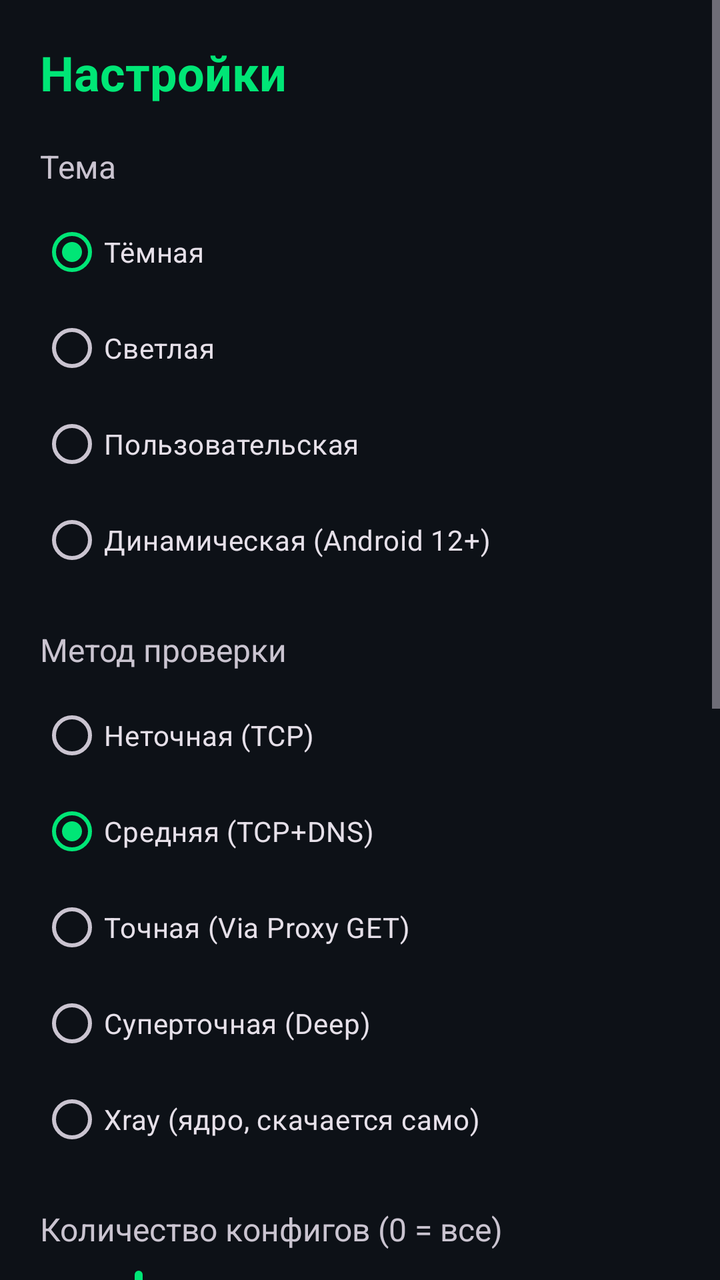
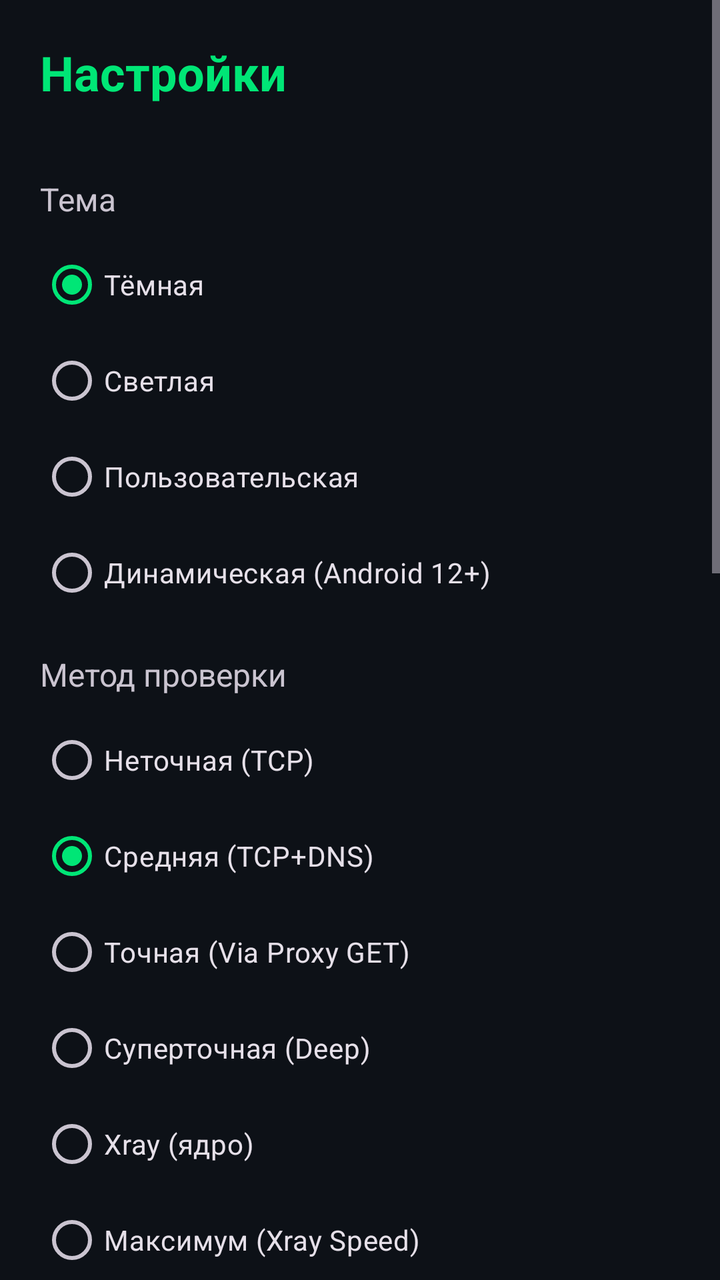

Screens rendered from an Android XML layout before and after an edit, with the pre-edit source and the edit as a unified diff.
<!-- AndroidManifest.xml: application theme Theme.LetoVPN -->
<!-- res/layout/activity_settings.xml -->
<?xml version="1.0" encoding="utf-8"?>
<ScrollView xmlns:android="http://schemas.android.com/apk/res/android"
    xmlns:app="http://schemas.android.com/apk/res-auto"
    android:layout_width="match_parent"
    android:layout_height="match_parent"
    android:fillViewport="true">

    <LinearLayout
        android:layout_width="match_parent"
        android:layout_height="wrap_content"
        android:orientation="vertical"
        android:padding="20dp">

        <TextView
            android:layout_width="match_parent"
            android:layout_height="wrap_content"
            android:text="Настройки"
            android:textSize="24sp"
            android:textStyle="bold"
            android:textColor="?attr/colorPrimary"
            android:layout_marginBottom="20dp" />

        <TextView android:layout_width="match_parent" android:layout_height="wrap_content"
            android:text="Тема" android:textSize="16sp" android:layout_marginBottom="8dp" />

        <RadioGroup android:id="@+id/themeGroup" android:layout_width="match_parent"
            android:layout_height="wrap_content" android:orientation="vertical"
            android:layout_marginBottom="20dp">
            <com.google.android.material.radiobutton.MaterialRadioButton
                android:id="@+id/themeDark" android:layout_width="match_parent"
                android:layout_height="wrap_content" android:text="Тёмная" android:checked="true" />
            <com.google.android.material.radiobutton.MaterialRadioButton
                android:id="@+id/themeLight" android:layout_width="match_parent"
                android:layout_height="wrap_content" android:text="Светлая" />
            <com.google.android.material.radiobutton.MaterialRadioButton
                android:id="@+id/themeCustom" android:layout_width="match_parent"
                android:layout_height="wrap_content" android:text="Пользовательская" />
            <com.google.android.material.radiobutton.MaterialRadioButton
                android:id="@+id/themeDynamic" android:layout_width="match_parent"
                android:layout_height="wrap_content" android:text="Динамическая (Android 12+)" />
        </RadioGroup>

        <TextView android:layout_width="match_parent" android:layout_height="wrap_content"
            android:text="Метод проверки" android:textSize="16sp" android:layout_marginBottom="8dp" />

        <RadioGroup android:id="@+id/methodGroup" android:layout_width="match_parent"
            android:layout_height="wrap_content" android:orientation="vertical"
            android:layout_marginBottom="20dp">
            <com.google.android.material.radiobutton.MaterialRadioButton
                android:id="@+id/methodTcp" android:layout_width="match_parent"
                android:layout_height="wrap_content" android:text="Неточная (TCP)" />
            <com.google.android.material.radiobutton.MaterialRadioButton
                android:id="@+id/methodTcpDns" android:layout_width="match_parent"
                android:layout_height="wrap_content" android:text="Средняя (TCP+DNS)" android:checked="true" />
            <com.google.android.material.radiobutton.MaterialRadioButton
                android:id="@+id/methodProxyGet" android:layout_width="match_parent"
                android:layout_height="wrap_content" android:text="Точная (Via Proxy GET)" />
            <com.google.android.material.radiobutton.MaterialRadioButton
                android:id="@+id/methodDeep" android:layout_width="match_parent"
                android:layout_height="wrap_content" android:text="Суперточная (Deep)" />
            <com.google.android.material.radiobutton.MaterialRadioButton
                android:id="@+id/methodXray" android:layout_width="match_parent"
                android:layout_height="wrap_content" android:text="Xray (ядро, скачается само)" />
        </RadioGroup>

        <TextView android:layout_width="match_parent" android:layout_height="wrap_content"
            android:text="Количество конфигов (0 = все)" android:textSize="16sp" android:layout_marginBottom="8dp" />

        <com.google.android.material.slider.Slider
            android:id="@+id/countSlider" android:layout_width="match_parent"
            android:layout_height="wrap_content" android:valueFrom="0" android:valueTo="500"
            android:value="50" android:stepSize="10"
            app:thumbColor="?attr/colorPrimary" app:trackColorActive="?attr/colorPrimary"
            android:layout_marginBottom="4dp" />

        <TextView android:id="@+id/countValue" android:layout_width="match_parent"
            android:layout_height="wrap_content" android:text="50" android:textSize="14sp"
            android:alpha="0.7" android:layout_marginBottom="20dp" />

        <TextView android:layout_width="match_parent" android:layout_height="wrap_content"
            android:text="Многопоточность (потоки)" android:textSize="16sp" android:layout_marginBottom="8dp" />

        <com.google.android.material.slider.Slider
            android:id="@+id/threadsSlider" android:layout_width="match_parent"
            android:layout_height="wrap_content" android:valueFrom="4" android:valueTo="100"
            android:value="12" android:stepSize="2"
            app:thumbColor="?attr/colorPrimary" app:trackColorActive="?attr/colorPrimary"
            android:layout_marginBottom="4dp" />

        <TextView android:id="@+id/threadsValue" android:layout_width="match_parent"
            android:layout_height="wrap_content" android:text="12" android:textSize="14sp"
            android:alpha="0.7" android:layout_marginBottom="20dp" />

        <TextView android:layout_width="match_parent" android:layout_height="wrap_content"
            android:text="Свои источники" android:textSize="16sp" android:layout_marginBottom="8dp" />

        <com.google.android.material.textfield.TextInputLayout
            android:layout_width="match_parent" android:layout_height="wrap_content"
            android:hint="URL источника"
            style="@style/Widget.Material3.TextInputLayout.OutlinedBox"
            android:layout_marginBottom="8dp">
            <com.google.android.material.textfield.TextInputEditText
                android:id="@+id/sourceInput" android:layout_width="match_parent"
                android:layout_height="wrap_content" android:inputType="textUri" android:maxLines="2" />
        </com.google.android.material.textfield.TextInputLayout>

        <com.google.android.material.button.MaterialButton
            android:id="@+id/btnAddSource"
            style="@style/Widget.Material3.Button.TonalButton"
            android:layout_width="match_parent" android:layout_height="48dp"
            android:text="Добавить источник" app:cornerRadius="12dp"
            android:layout_marginBottom="8dp" />

        <LinearLayout android:id="@+id/sourcesList" android:layout_width="match_parent"
            android:layout_height="wrap_content" android:orientation="vertical"
            android:layout_marginBottom="20dp" />

        <com.google.android.material.button.MaterialButton
            android:id="@+id/btnTelegram"
            style="@style/Widget.Material3.Button.OutlinedButton"
            android:layout_width="match_parent" android:layout_height="52dp"
            android:text="Telegram: @letovpn_free"
            app:strokeColor="?attr/colorPrimary" android:textColor="?attr/colorPrimary"
            app:cornerRadius="12dp" android:layout_marginBottom="12dp" />

        <com.google.android.material.button.MaterialButton
            android:id="@+id/btnSaveSettings"
            android:layout_width="match_parent" android:layout_height="52dp"
            android:text="Сохранить"
            app:backgroundTint="?attr/colorPrimary" android:textColor="@android:color/black"
            app:cornerRadius="12dp" />

    </LinearLayout>
</ScrollView>
<!-- resources referenced by this layout -->
<resources>
  <style name="Theme.LetoVPN" parent="Theme.Material3.Dark.NoActionBar">
          <item name="colorPrimary">#00E676</item>
          <item name="colorPrimaryContainer">#003D1A</item>
          <item name="colorSecondary">#69F0AE</item>
          <item name="colorSurface">#0D1117</item>
          <item name="colorOnSurface">#E6EDF3</item>
          <item name="android:statusBarColor">#0D1117</item>
          <item name="android:navigationBarColor">#0D1117</item>
          <item name="android:windowBackground">#0D1117</item>
          <item name="android:windowActivityTransitions">true</item>
          <item name="android:windowEnterTransition">@android:transition/fade</item>
          <item name="android:windowExitTransition">@android:transition/fade</item>
      </style>
</resources>

<!-- the commit's change to res/layout/activity_settings.xml (unified diff, before → after) -->
@@ -11,33 +11,30 @@
         android:orientation="vertical"
         android:padding="20dp">
 
-        <TextView
-            android:layout_width="match_parent"
-            android:layout_height="wrap_content"
-            android:text="Настройки"
-            android:textSize="24sp"
-            android:textStyle="bold"
-            android:textColor="?attr/colorPrimary"
-            android:layout_marginBottom="20dp" />
+        <TextView android:layout_width="match_parent" android:layout_height="wrap_content"
+            android:text="Настройки" android:textSize="24sp" android:textStyle="bold"
+            android:textColor="?attr/colorPrimary" android:layout_marginBottom="4dp" />
+
+        <TextView android:id="@+id/versionText" android:layout_width="match_parent"
+            android:layout_height="wrap_content" android:textSize="12sp" android:alpha="0.5"
+            android:layout_marginBottom="16dp" />
 
         <TextView android:layout_width="match_parent" android:layout_height="wrap_content"
             android:text="Тема" android:textSize="16sp" android:layout_marginBottom="8dp" />
 
         <RadioGroup android:id="@+id/themeGroup" android:layout_width="match_parent"
             android:layout_height="wrap_content" android:orientation="vertical"
-            android:layout_marginBottom="20dp">
-            <com.google.android.material.radiobutton.MaterialRadioButton
-                android:id="@+id/themeDark" android:layout_width="match_parent"
-                android:layout_height="wrap_content" android:text="Тёмная" android:checked="true" />
-            <com.google.android.material.radiobutton.MaterialRadioButton
-                android:id="@+id/themeLight" android:layout_width="match_parent"
-                android:layout_height="wrap_content" android:text="Светлая" />
-            <com.google.android.material.radiobutton.MaterialRadioButton
-                android:id="@+id/themeCustom" android:layout_width="match_parent"
-                android:layout_height="wrap_content" android:text="Пользовательская" />
-            <com.google.android.material.radiobutton.MaterialRadioButton
-                android:id="@+id/themeDynamic" android:layout_width="match_parent"
-                android:layout_height="wrap_content" android:text="Динамическая (Android 12+)" />
+            android:layout_marginBottom="16dp">
+            <com.google.android.material.radiobutton.MaterialRadioButton android:id="@+id/themeDark"
+                android:layout_width="match_parent" android:layout_height="wrap_content"
+                android:text="Тёмная" android:checked="true" />
+            <com.google.android.material.radiobutton.MaterialRadioButton android:id="@+id/themeLight"
+                android:layout_width="match_parent" android:layout_height="wrap_content" android:text="Светлая" />
+            <com.google.android.material.radiobutton.MaterialRadioButton android:id="@+id/themeCustom"
+                android:layout_width="match_parent" android:layout_height="wrap_content" android:text="Пользовательская" />
+            <com.google.android.material.radiobutton.MaterialRadioButton android:id="@+id/themeDynamic"
+                android:layout_width="match_parent" android:layout_height="wrap_content"
+                android:text="Динамическая (Android 12+)" />
         </RadioGroup>
 
         <TextView android:layout_width="match_parent" android:layout_height="wrap_content"
@@ -45,58 +42,71 @@
 
         <RadioGroup android:id="@+id/methodGroup" android:layout_width="match_parent"
             android:layout_height="wrap_content" android:orientation="vertical"
-            android:layout_marginBottom="20dp">
-            <com.google.android.material.radiobutton.MaterialRadioButton
-                android:id="@+id/methodTcp" android:layout_width="match_parent"
-                android:layout_height="wrap_content" android:text="Неточная (TCP)" />
-            <com.google.android.material.radiobutton.MaterialRadioButton
-                android:id="@+id/methodTcpDns" android:layout_width="match_parent"
-                android:layout_height="wrap_content" android:text="Средняя (TCP+DNS)" android:checked="true" />
-            <com.google.android.material.radiobutton.MaterialRadioButton
-                android:id="@+id/methodProxyGet" android:layout_width="match_parent"
-                android:layout_height="wrap_content" android:text="Точная (Via Proxy GET)" />
-            <com.google.android.material.radiobutton.MaterialRadioButton
-                android:id="@+id/methodDeep" android:layout_width="match_parent"
-                android:layout_height="wrap_content" android:text="Суперточная (Deep)" />
-            <com.google.android.material.radiobutton.MaterialRadioButton
-                android:id="@+id/methodXray" android:layout_width="match_parent"
-                android:layout_height="wrap_content" android:text="Xray (ядро, скачается само)" />
+            android:layout_marginBottom="16dp">
+            <com.google.android.material.radiobutton.MaterialRadioButton android:id="@+id/methodTcp"
+                android:layout_width="match_parent" android:layout_height="wrap_content" android:text="Неточная (TCP)" />
+            <com.google.android.material.radiobutton.MaterialRadioButton android:id="@+id/methodTcpDns"
+                android:layout_width="match_parent" android:layout_height="wrap_content"
+                android:text="Средняя (TCP+DNS)" android:checked="true" />
+            <com.google.android.material.radiobutton.MaterialRadioButton android:id="@+id/methodProxyGet"
+                android:layout_width="match_parent" android:layout_height="wrap_content"
+                android:text="Точная (Via Proxy GET)" />
+            <com.google.android.material.radiobutton.MaterialRadioButton android:id="@+id/methodDeep"
+                android:layout_width="match_parent" android:layout_height="wrap_content"
+                android:text="Суперточная (Deep)" />
+            <com.google.android.material.radiobutton.MaterialRadioButton android:id="@+id/methodXray"
+                android:layout_width="match_parent" android:layout_height="wrap_content"
+                android:text="Xray (ядро)" />
+            <com.google.android.material.radiobutton.MaterialRadioButton android:id="@+id/methodXraySpeed"
+                android:layout_width="match_parent" android:layout_height="wrap_content"
+                android:text="Максимум (Xray Speed)" />
         </RadioGroup>
 
         <TextView android:layout_width="match_parent" android:layout_height="wrap_content"
             android:text="Количество конфигов (0 = все)" android:textSize="16sp" android:layout_marginBottom="8dp" />
-
-        <com.google.android.material.slider.Slider
-            android:id="@+id/countSlider" android:layout_width="match_parent"
-            android:layout_height="wrap_content" android:valueFrom="0" android:valueTo="500"
-            android:value="50" android:stepSize="10"
-            app:thumbColor="?attr/colorPrimary" app:trackColorActive="?attr/colorPrimary"
-            android:layout_marginBottom="4dp" />
-
+        <com.google.android.material.slider.Slider android:id="@+id/countSlider"
+            android:layout_width="match_parent" android:layout_height="wrap_content"
+            android:valueFrom="0" android:valueTo="500" android:value="50" android:stepSize="10"
+            app:thumbColor="?attr/colorPrimary" app:trackColorActive="?attr/colorPrimary" />
         <TextView android:id="@+id/countValue" android:layout_width="match_parent"
             android:layout_height="wrap_content" android:text="50" android:textSize="14sp"
-            android:alpha="0.7" android:layout_marginBottom="20dp" />
+            android:alpha="0.7" android:layout_marginBottom="16dp" />
 
         <TextView android:layout_width="match_parent" android:layout_height="wrap_content"
-            android:text="Многопоточность (потоки)" android:textSize="16sp" android:layout_marginBottom="8dp" />
-
-        <com.google.android.material.slider.Slider
-            android:id="@+id/threadsSlider" android:layout_width="match_parent"
-            android:layout_height="wrap_content" android:valueFrom="4" android:valueTo="100"
-            android:value="12" android:stepSize="2"
-            app:thumbColor="?attr/colorPrimary" app:trackColorActive="?attr/colorPrimary"
-            android:layout_marginBottom="4dp" />
-
+            android:text="Многопоточность" android:textSize="16sp" android:layout_marginBottom="8dp" />
+        <com.google.android.material.slider.Slider android:id="@+id/threadsSlider"
+            android:layout_width="match_parent" android:layout_height="wrap_content"
+            android:valueFrom="4" android:valueTo="100" android:value="12" android:stepSize="2"
+            app:thumbColor="?attr/colorPrimary" app:trackColorActive="?attr/colorPrimary" />
         <TextView android:id="@+id/threadsValue" android:layout_width="match_parent"
             android:layout_height="wrap_content" android:text="12" android:textSize="14sp"
-            android:alpha="0.7" android:layout_marginBottom="20dp" />
+            android:alpha="0.7" android:layout_marginBottom="16dp" />
 
         <TextView android:layout_width="match_parent" android:layout_height="wrap_content"
-            android:text="Свои источники" android:textSize="16sp" android:layout_marginBottom="8dp" />
+            android:text="Стоп после N рабочих (0 = без лимита)" android:textSize="16sp"
+            android:layout_marginBottom="8dp" />
+        <com.google.android.material.slider.Slider android:id="@+id/stopAfterSlider"
+            android:layout_width="match_parent" android:layout_height="wrap_content"
+            android:valueFrom="0" android:valueTo="50" android:value="0" android:stepSize="5"
+            app:thumbColor="?attr/colorPrimary" app:trackColorActive="?attr/colorPrimary" />
+        <TextView android:id="@+id/stopAfterValue" android:layout_width="match_parent"
+            android:layout_height="wrap_content" android:text="Без лимита" android:textSize="14sp"
+            android:alpha="0.7" android:layout_marginBottom="16dp" />
+
+        <androidx.appcompat.widget.SwitchCompat android:id="@+id/onlyVlessSwitch"
+            android:layout_width="match_parent" android:layout_height="wrap_content"
+            android:text="Только VLESS" android:layout_marginBottom="20dp" />
+
+        <TextView android:layout_width="match_parent" android:layout_height="wrap_content"
+            android:text="Источники (вкл/выкл)" android:textSize="16sp" android:layout_marginBottom="8dp" />
+
+        <LinearLayout android:id="@+id/sourcesList" android:layout_width="match_parent"
+            android:layout_height="wrap_content" android:orientation="vertical"
+            android:layout_marginBottom="12dp" />
 
         <com.google.android.material.textfield.TextInputLayout
             android:layout_width="match_parent" android:layout_height="wrap_content"
-            android:hint="URL источника"
+            android:hint="URL нового источника"
             style="@style/Widget.Material3.TextInputLayout.OutlinedBox"
             android:layout_marginBottom="8dp">
             <com.google.android.material.textfield.TextInputEditText
@@ -104,27 +114,27 @@
                 android:layout_height="wrap_content" android:inputType="textUri" android:maxLines="2" />
         </com.google.android.material.textfield.TextInputLayout>
 
-        <com.google.android.material.button.MaterialButton
-            android:id="@+id/btnAddSource"
+        <com.google.android.material.button.MaterialButton android:id="@+id/btnAddSource"
             style="@style/Widget.Material3.Button.TonalButton"
             android:layout_width="match_parent" android:layout_height="48dp"
             android:text="Добавить источник" app:cornerRadius="12dp"
-            android:layout_marginBottom="8dp" />
+            android:layout_marginBottom="12dp" />
 
-        <LinearLayout android:id="@+id/sourcesList" android:layout_width="match_parent"
-            android:layout_height="wrap_content" android:orientation="vertical"
-            android:layout_marginBottom="20dp" />
+        <com.google.android.material.button.MaterialButton android:id="@+id/btnExportSub"
+            style="@style/Widget.Material3.Button.OutlinedButton"
+            android:layout_width="match_parent" android:layout_height="48dp"
+            android:text="Экспорт подписки (на главном)"
+            app:strokeColor="?attr/colorPrimary" android:textColor="?attr/colorPrimary"
+            app:cornerRadius="12dp" android:layout_marginBottom="8dp" />
 
-        <com.google.android.material.button.MaterialButton
-            android:id="@+id/btnTelegram"
+        <com.google.android.material.button.MaterialButton android:id="@+id/btnTelegram"
             style="@style/Widget.Material3.Button.OutlinedButton"
             android:layout_width="match_parent" android:layout_height="52dp"
             android:text="Telegram: @letovpn_free"
             app:strokeColor="?attr/colorPrimary" android:textColor="?attr/colorPrimary"
             app:cornerRadius="12dp" android:layout_marginBottom="12dp" />
 
-        <com.google.android.material.button.MaterialButton
-            android:id="@+id/btnSaveSettings"
+        <com.google.android.material.button.MaterialButton android:id="@+id/btnSaveSettings"
             android:layout_width="match_parent" android:layout_height="52dp"
             android:text="Сохранить"
             app:backgroundTint="?attr/colorPrimary" android:textColor="@android:color/black"
